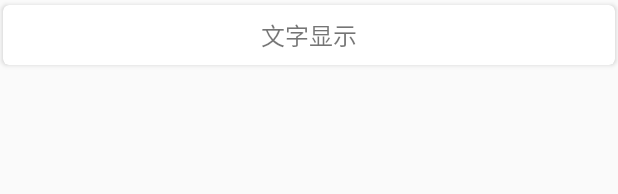
After one commit to ListenerGao/AudioAndVideoLearning, an Android app: the layout item_category.xml on its own in the app's theme, with its tools: preview values and no code run, on a phone screen of 412 x 824 dp. The commit adds this screen. Shown: the top 194 px of the screen. Run offline under Robolectric (Android 15) with nearby library versions, the phone set to English and light mode, and no system bars.

Commit message:
添加基础页面

```diff
--- a/app/src/main/AndroidManifest.xml
+++ b/app/src/main/AndroidManifest.xml
@@ -16,6 +16,7 @@
                 <category android:name="android.intent.category.LAUNCHER" />
             </intent-filter>
         </activity>
+        <activity android:name=".activity.BaseActivity"></activity>
     </application>
 
 </manifest>
--- /dev/null
+++ b/app/src/main/java/com/listenergao/audioandvideolearning/utils/CommonConfig.java
@@ -0,0 +1,6 @@
+package com.listenergao.audioandvideolearning.utils;
+
+public class CommonConfig {
+
+    public final static String DRAW_PICTURE = "drawPicture";
+}
--- /dev/null
+++ b/app/src/main/res/layout/item_category.xml
@@ -0,0 +1,22 @@
+<?xml version="1.0" encoding="utf-8"?>
+<android.support.v7.widget.CardView xmlns:android="http://schemas.android.com/apk/res/android"
+    xmlns:app="http://schemas.android.com/apk/res-auto"
+    android:layout_width="match_parent"
+    android:layout_height="wrap_content"
+    android:clickable="true"
+    android:focusable="true"
+    android:foreground="?android:attr/selectableItemBackground"
+    app:cardCornerRadius="4dp"
+    app:cardPreventCornerOverlap="false"
+    app:cardUseCompatPadding="true">
+
+    <TextView
+        android:id="@+id/tv_name"
+        android:layout_width="wrap_content"
+        android:layout_height="wrap_content"
+        android:layout_margin="8dp"
+        android:layout_gravity="center"
+        android:text="文字显示"
+        android:textSize="16sp" />
+
+</android.support.v7.widget.CardView>
--- a/build.gradle
+++ b/build.gradle
@@ -19,6 +19,7 @@ allprojects {
     repositories {
         google()
         jcenter()
+        maven { url "https://jitpack.io" }
     }
 }
 
```
Also changed, not shown: app/build.gradle (+6 -1 lines), app/src/main/java/com/listenergao/audioandvideolearning/MainActivity.java (+46 -2 lines), app/src/main/java/com/listenergao/audioandvideolearning/activity/BaseActivity.java (added, +15 -0 lines), app/src/main/java/com/listenergao/audioandvideolearning/adapter/CategoryAdapter.java (added, +22 -0 lines), app/src/main/java/com/listenergao/audioandvideolearning/mode/CategoryBean.java (added, +12 -0 lines), app/src/main/res/layout/activity_base.xml (added, +9 -0 lines), app/src/main/res/layout/activity_main.xml (+14 -8 lines).
